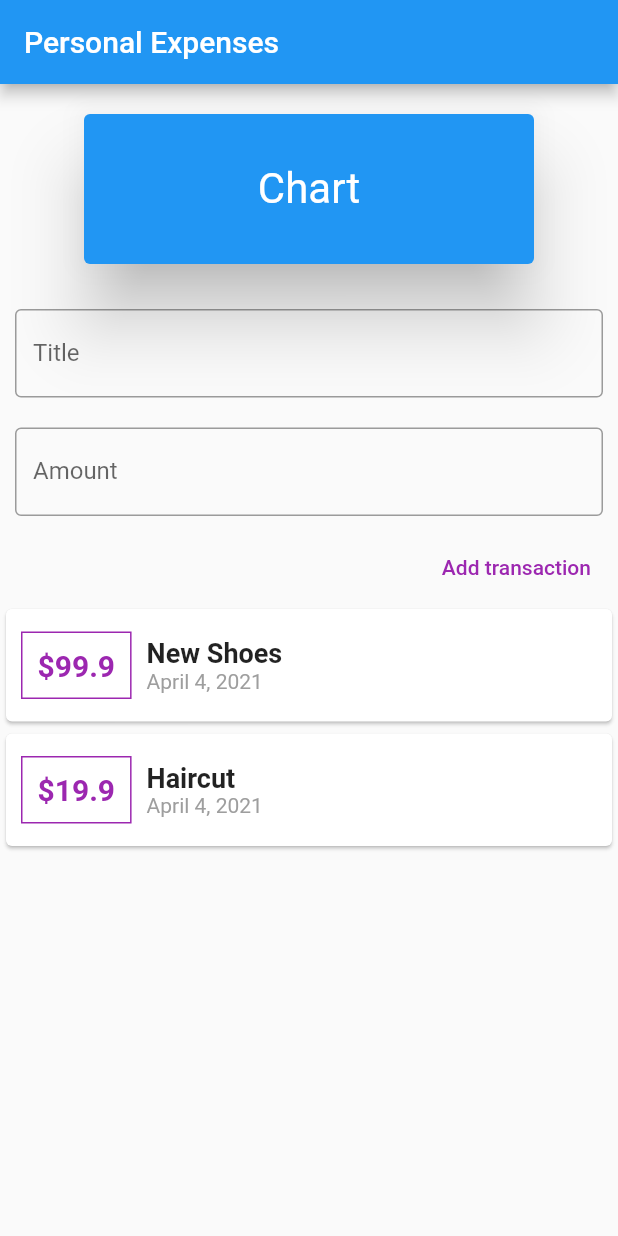
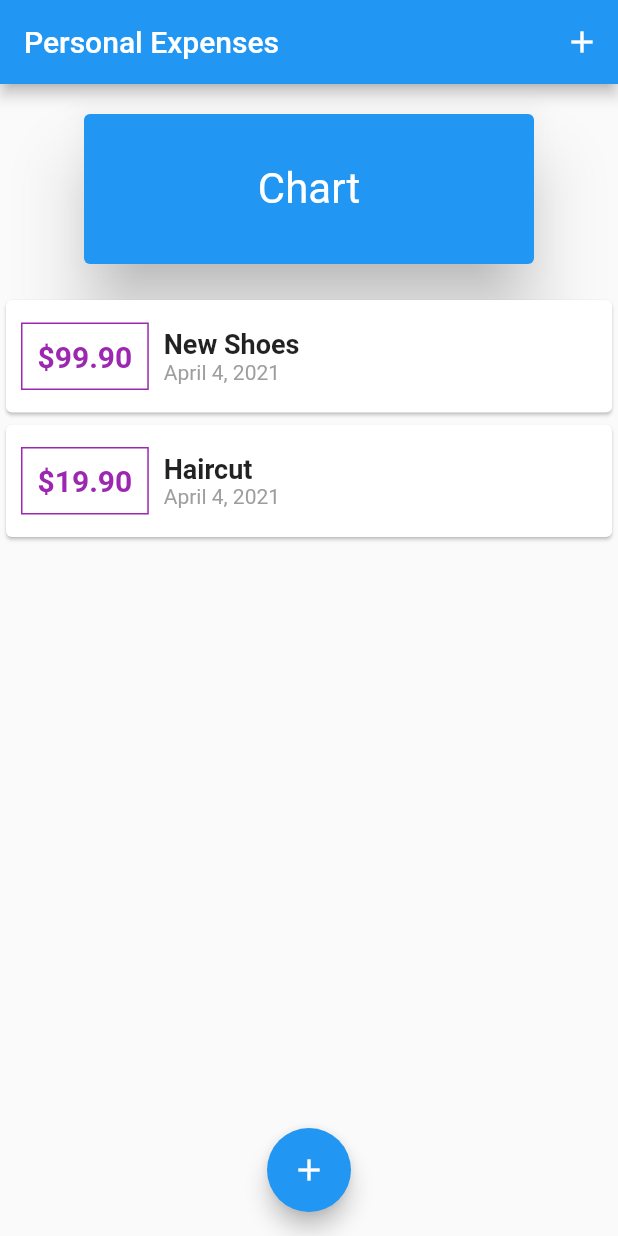
Before and after one commit to samgrover10/Personal-Expenses-App, a Flutter app: the screen it shows after launch, on a phone screen of 412 x 824 dp. Run offline on Flutter 3.47's test engine with Material 2 defaults, Android fonts, the phone set to English and light mode, and no system bars.

Commit message:
Removed UserTransaction widget . -Made my homepage widget Stateful -Added button to open a modalbottomsheet to add new transaction.

```diff
--- a/lib/main.dart
+++ b/lib/main.dart
@@ -1,5 +1,9 @@
 import 'package:flutter/material.dart';
-import 'package:personal_expenses_app/widgets/user_transactions.dart';
+import 'package:personal_expenses_app/widgets/new_transaction.dart';
+import 'package:personal_expenses_app/widgets/transacton_list.dart';
+
+
+import 'models/transaction.dart';
 
 void main() {
   runApp(MyApp());
@@ -18,17 +22,50 @@ class MyApp extends StatelessWidget {
   }
 }
 
-class MyHomePage extends StatelessWidget {
+class MyHomePage extends StatefulWidget {
   MyHomePage({Key key, this.title}) : super(key: key);
   final String title;
+
+  @override
+  _MyHomePageState createState() => _MyHomePageState();
+}
+
+class _MyHomePageState extends State<MyHomePage> {
+  final List<Transaction> transactions = [
+    Transaction(
+        id: '123', amount: 99.9, date: DateTime.now(), title: "New Shoes"),
+    Transaction(id: '321', amount: 19.9, date: DateTime.now(), title: "Haircut")
+  ];
+
+  void addNew(String title, double amount) {
+    Transaction transaction = Transaction(
+        id: 't3', amount: amount, date: DateTime.now(), title: title);
+    setState(() {
+      transactions.add(transaction);
+    });
+  }
+
+  void _startAddNewTransaction(BuildContext context) {
+    showModalBottomSheet(
+        context: context,
+        builder: (_) {
+          return NewTransaction(addNew);
+        });
+  }
+
+
+
   @override
   Widget build(BuildContext context) {
     return Scaffold(
       appBar: AppBar(
-        title: Text(title),
+        title: Text(widget.title),
+        actions: [
+          IconButton(icon: Icon(Icons.add), onPressed: ()=>_startAddNewTransaction(context)),
+        ],
       ),
       body: SingleChildScrollView(
-              child: Column(
+        child: Column(
           mainAxisAlignment: MainAxisAlignment.start,
           children: [
             Center(
@@ -46,9 +83,14 @@ class MyHomePage extends StatelessWidget {
                 )),
               ),
             )),
-            UserTransaction()
+            TransactionList(transactions)
           ],
         ),
+      ),
+      floatingActionButtonLocation: FloatingActionButtonLocation.centerFloat,
+      floatingActionButton: FloatingActionButton(
+        child: Icon(Icons.add),
+        onPressed:()=>_startAddNewTransaction(context),
       ),
     );
   }
--- a/lib/widgets/transacton_list.dart
+++ b/lib/widgets/transacton_list.dart
@@ -11,9 +11,10 @@ class TransactionList extends StatelessWidget {
   Widget build(BuildContext context) {
     return Container(
       height: 300,
-      child: SingleChildScrollView(
-              child: Column(
-          children: transactions.map((tx) {
+      child: ListView.builder(
+
+        itemCount: transactions.length,
+        itemBuilder: (ctx, index) {
           return Card(
             child: Row(
               children: [
@@ -23,7 +24,7 @@ class TransactionList extends StatelessWidget {
                       border: Border.all(color: Colors.purple, width: 1)),
                   padding: EdgeInsets.all(10),
                   child: Text(
-                      '\$${tx.amount}',
+                    '\$${transactions[index].amount.toStringAsFixed(2)}',
                     style: TextStyle(
                         fontSize: 20,
                         fontWeight: FontWeight.bold,
@@ -36,12 +37,12 @@ class TransactionList extends StatelessWidget {
                     mainAxisAlignment: MainAxisAlignment.spaceEvenly,
                     children: [
                       Text(
-                          tx.title,
-                          style:
-                              TextStyle(fontSize: 18, fontWeight: FontWeight.bold),
+                        transactions[index].title,
+                        style: TextStyle(
+                            fontSize: 18, fontWeight: FontWeight.bold),
                       ),
                       Text(
-                          DateFormat.yMMMMd().format(tx.date),
+                        DateFormat.yMMMMd().format(transactions[index].date),
                         style: TextStyle(fontSize: 14, color: Colors.grey),
                       ),
                     ],
@@ -50,8 +51,7 @@ class TransactionList extends StatelessWidget {
               ],
             ),
           );
-          }).toList(),
-        ),
+        },
       ),
     );
   }
--- a/lib/widgets/user_transactions.dart
+++ /dev/null
@@ -1,33 +0,0 @@
-import 'package:flutter/material.dart';
-import 'package:personal_expenses_app/models/transaction.dart';
-import 'package:personal_expenses_app/widgets/new_transaction.dart';
-import 'package:personal_expenses_app/widgets/transacton_list.dart';
-
-class UserTransaction extends StatefulWidget {
-  @override
-  _UserTransactionState createState() => _UserTransactionState();
-}
-
-class _UserTransactionState extends State<UserTransaction> {
-  final List<Transaction> transactions = [
-    Transaction(
-        id: '123', amount: 99.9, date: DateTime.now(), title: "New Shoes"),
-    Transaction(id: '321', amount: 19.9, date: DateTime.now(), title: "Haircut")
-  ];
-
-  void addNew(String title, double amount) {
-    Transaction transaction = Transaction(
-        id: 't3', amount: amount, date: DateTime.now(), title: title);
-    setState(() {
-      transactions.add(transaction);
-    });
-
-  }
-
-  @override
-  Widget build(BuildContext context) {
-    return Column(
-      children: [NewTransaction(addNew), TransactionList(transactions)],
-    );
-  }
-}
```
Also changed, not shown: lib/widgets/new_transaction.dart (+25 -7 lines). Lines whose indentation alone changed are shown as unchanged.
